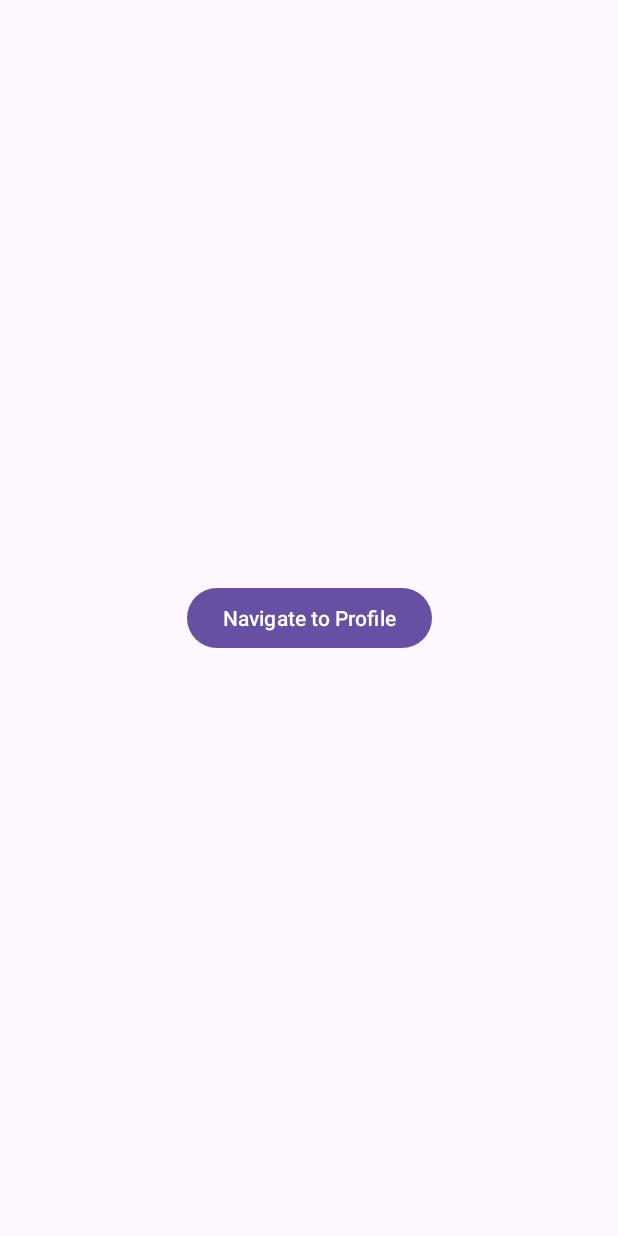
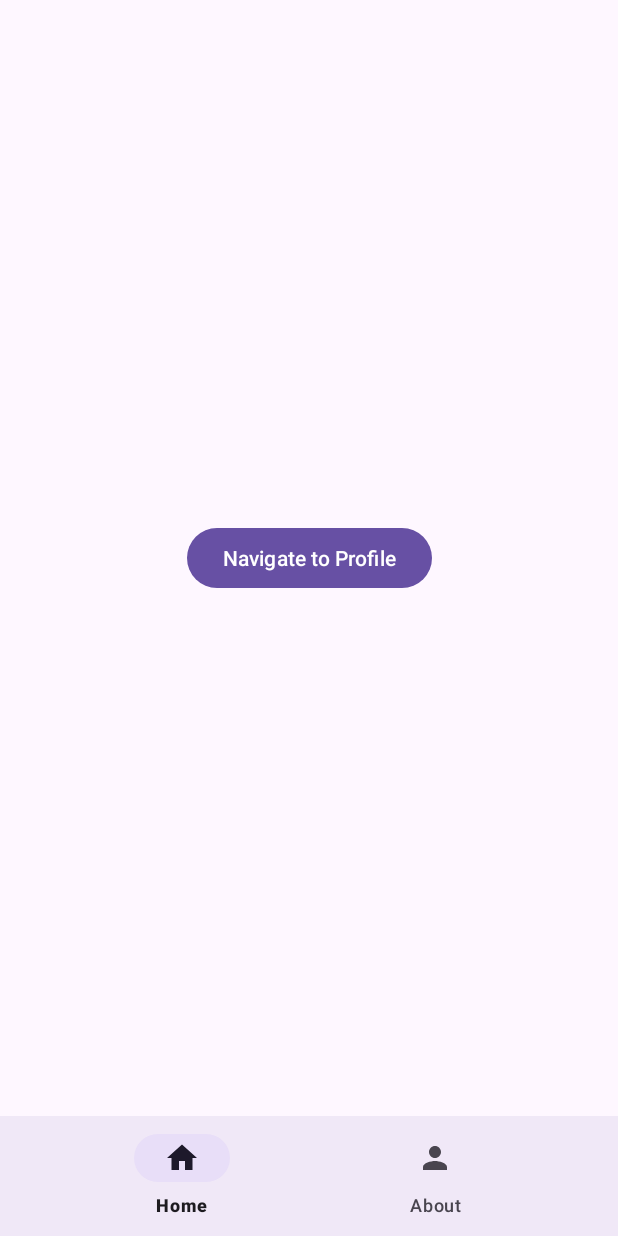
Before and after one commit to daudhiyaa/activity-example, an Android app: the screen it shows after launch (MainActivity), on a phone screen of 412 x 824 dp. Run offline under Robolectric (Android 15) with nearby library versions, the phone set to English and light mode, and no system bars; our stand-ins replace navigation-ui.

Commit message:
learn fragment

```diff
--- a/app/build.gradle.kts
+++ b/app/build.gradle.kts
@@ -1,6 +1,7 @@
 plugins {
     id("com.android.application")
     id("org.jetbrains.kotlin.android")
+    id("kotlin-parcelize")
 }
 
 android {
@@ -47,4 +48,7 @@ dependencies {
     testImplementation("junit:junit:4.13.2")
     androidTestImplementation("androidx.test.ext:junit:1.1.5")
     androidTestImplementation("androidx.test.espresso:espresso-core:3.5.1")
+    // Navigation Library
+    implementation("androidx.navigation:navigation-fragment-ktx:2.7.7")
+    implementation("androidx.navigation:navigation-ui-ktx:2.7.7")
 }
--- a/app/src/main/AndroidManifest.xml
+++ b/app/src/main/AndroidManifest.xml
@@ -13,10 +13,10 @@
         android:theme="@style/Theme.ActivityExample"
         tools:targetApi="31">
         <activity
-            android:name=".DetailActivity"
+            android:name=".feature.detail.DetailActivity"
             android:exported="false" />
         <activity
-            android:name=".MainActivity"
+            android:name=".feature.main.MainActivity"
             android:exported="true"
             android:screenOrientation="portrait">
             <intent-filter>
--- /dev/null
+++ b/app/src/main/java/com/example/activityexample/feature/home/HomeFragment.kt
@@ -0,0 +1,47 @@
+package com.example.activityexample.feature.home
+
+import android.os.Bundle
+import androidx.fragment.app.Fragment
+import android.view.LayoutInflater
+import android.view.View
+import android.view.ViewGroup
+import com.example.activityexample.R
+import com.example.activityexample.databinding.FragmentHomeBinding
+import com.example.activityexample.feature.detail.DetailActivity
+import com.example.activityexample.model.Person
+
+class HomeFragment : Fragment() {
+
+    private lateinit var binding: FragmentHomeBinding
+    override fun onCreateView(
+        inflater: LayoutInflater, container: ViewGroup?,
+        savedInstanceState: Bundle?
+    ): View {
+        // Inflate the layout for this fragment
+        binding = FragmentHomeBinding.inflate(inflater, container, false)
+        return binding.root
+    }
+
+    override fun onViewCreated(view: View, savedInstanceState: Bundle?) {
+        super.onViewCreated(view, savedInstanceState)
+        setClickAction()
+    }
+
+    private fun setClickAction() {
+       binding.btnProfile.setOnClickListener {
+           navigateToProfile()
+       }
+   }
+
+    private fun navigateToProfile() {
+        DetailActivity.startActivity(
+            requireContext(),
+            Person(
+                "Your Name",
+                "Software Engineer",
+                "Lorem ipsum dolor sir amet",
+                R.drawable.ic_profile
+            )
+        )
+    }
+}
--- a/app/src/main/java/com/example/activityexample/MainActivity.kt
+++ b/app/src/main/java/com/example/activityexample/feature/main/MainActivity.kt
@@ -1,11 +1,14 @@
-package com.example.activityexample
+package com.example.activityexample.feature.main
 
-import android.content.Intent
 import androidx.appcompat.app.AppCompatActivity
 import android.os.Bundle
 import android.util.Log
-import android.widget.Toast
+import androidx.navigation.findNavController
+import androidx.navigation.ui.setupWithNavController
+import com.example.activityexample.R
 import com.example.activityexample.databinding.ActivityMainBinding
+import com.example.activityexample.feature.detail.DetailActivity
+import com.example.activityexample.model.Person
 
 class MainActivity : AppCompatActivity() {
     private val TAG: String? = MainActivity::class.java.name
@@ -18,22 +21,12 @@ class MainActivity : AppCompatActivity() {
         super.onCreate(savedInstanceState)
         Log.d(TAG, "onCreate: Activity Created")
         setContentView(binding.root)
-        setClickAction()
+        setBottomNavigation()
     }
 
-    private fun setClickAction() {
-        binding.btnProfile.setOnClickListener {
-            navigateToProfile()
-        }
-    }
-
-    private fun navigateToProfile() {
-        DetailActivity.startActivity(
-            this,
-            R.drawable.ic_profile,
-            "Your Name",
-            "Your Role"
-        )
+    private fun setBottomNavigation() {
+        val navController = findNavController(R.id.main_nav_host)
+        binding.bnvMain.setupWithNavController(navController)
     }
 
     override fun onStart() {
--- /dev/null
+++ b/app/src/main/res/drawable/ic_home.xml
@@ -0,0 +1,5 @@
+<vector android:height="24dp" android:tint="#000000"
+    android:viewportHeight="24" android:viewportWidth="24"
+    android:width="24dp" xmlns:android="http://schemas.android.com/apk/res/android">
+    <path android:fillColor="@android:color/white" android:pathData="M10,20v-6h4v6h5v-8h3L12,3 2,12h3v8z"/>
+</vector>
--- a/app/src/main/res/layout/activity_detail.xml
+++ b/app/src/main/res/layout/activity_detail.xml
@@ -6,7 +6,7 @@
     android:layout_width="match_parent"
     android:layout_height="match_parent"
     android:layout_margin="8dp"
-    tools:context=".DetailActivity">
+    tools:context=".feature.detail.DetailActivity">
 
     <ImageView
         android:id="@+id/iv_profile"
@@ -40,7 +40,7 @@
         android:text="Software Engineer"/>
 
     <TextView
-        android:id="@+id/tv_about"
+        android:id="@+id/tv_description"
         android:layout_width="0dp"
         android:layout_height="wrap_content"
         android:layout_marginHorizontal="8dp"
--- a/app/src/main/res/layout/activity_main.xml
+++ b/app/src/main/res/layout/activity_main.xml
@@ -4,16 +4,26 @@
     xmlns:tools="http://schemas.android.com/tools"
     android:layout_width="match_parent"
     android:layout_height="match_parent"
-    tools:context=".MainActivity">
+    tools:context=".feature.main.MainActivity">
 
-    <Button
-        android:id="@+id/btn_profile"
-        android:text="Navigate to Profile"
-        android:layout_width="wrap_content"
+    <fragment
+        android:id="@+id/main_nav_host"
+        android:name="androidx.navigation.fragment.NavHostFragment"
+        android:layout_width="match_parent"
+        android:layout_height="0dp"
+        app:defaultNavHost="true"
+        app:layout_constraintBottom_toTopOf="@+id/bnv_main"
+        app:layout_constraintTop_toTopOf="parent"
+        app:navGraph="@navigation/main_navigation"/>
+
+    <com.google.android.material.bottomnavigation.BottomNavigationView
+        android:id="@+id/bnv_main"
+        android:layout_width="0dp"
         android:layout_height="wrap_content"
+        android:background="?android:attr/windowBackground"
         app:layout_constraintBottom_toBottomOf="parent"
         app:layout_constraintEnd_toEndOf="parent"
         app:layout_constraintStart_toStartOf="parent"
-        app:layout_constraintTop_toTopOf="parent" />
+        app:menu="@menu/main_menu"/>
 
 </androidx.constraintlayout.widget.ConstraintLayout>
--- /dev/null
+++ b/app/src/main/res/layout/fragment_home.xml
@@ -0,0 +1,19 @@
+<?xml version="1.0" encoding="utf-8"?>
+<androidx.constraintlayout.widget.ConstraintLayout xmlns:android="http://schemas.android.com/apk/res/android"
+    xmlns:tools="http://schemas.android.com/tools"
+    android:layout_width="match_parent"
+    android:layout_height="match_parent"
+    xmlns:app="http://schemas.android.com/apk/res-auto"
+    tools:context=".feature.home.HomeFragment">
+
+    <Button
+        android:id="@+id/btn_profile"
+        android:text="Navigate to Profile"
+        android:layout_width="wrap_content"
+        android:layout_height="wrap_content"
+        app:layout_constraintBottom_toBottomOf="parent"
+        app:layout_constraintEnd_toEndOf="parent"
+        app:layout_constraintStart_toStartOf="parent"
+        app:layout_constraintTop_toTopOf="parent" />
+
+</androidx.constraintlayout.widget.ConstraintLayout>
--- /dev/null
+++ b/app/src/main/res/menu/main_menu.xml
@@ -0,0 +1,11 @@
+<?xml version="1.0" encoding="utf-8"?>
+<menu xmlns:android="http://schemas.android.com/apk/res/android">
+    <item
+        android:id="@+id/navigation_home"
+        android:icon="@drawable/ic_home"
+        android:title="Home"/>
+    <item
+        android:id="@+id/navigation_about"
+        android:icon="@drawable/ic_profile"
+        android:title="About"/>
+</menu>
--- /dev/null
+++ b/app/src/main/res/navigation/main_navigation.xml
@@ -0,0 +1,24 @@
+<?xml version="1.0" encoding="utf-8"?>
+<navigation xmlns:android="http://schemas.android.com/apk/res/android"
+    xmlns:app="http://schemas.android.com/apk/res-auto"
+    xmlns:tools="http://schemas.android.com/tools"
+    android:id="@+id/main_navigation"
+    app:startDestination="@id/navigation_home">
+
+    <fragment
+        android:id="@+id/navigation_home"
+        android:name="com.example.activityexample.feature.home.HomeFragment"
+        android:label="fragment_home"
+        tools:layout="@layout/fragment_home" >
+        <action
+            android:id="@+id/action_homeFragment_to_aboutFragment"
+            app:destination="@id/navigation_about" />
+    </fragment>
+
+    <fragment
+        android:id="@+id/navigation_about"
+        android:name="com.example.activityexample.feature.about.AboutFragment"
+        android:label="fragment_about"
+        tools:layout="@layout/fragment_about" />
+
+</navigation>
--- a/app/src/main/res/values/strings.xml
+++ b/app/src/main/res/values/strings.xml
@@ -1,3 +1,5 @@
 <resources>
     <string name="app_name">ActivityExample</string>
+    <!-- TODO: Remove or change this placeholder text -->
+    <string name="hello_blank_fragment">Hello blank fragment</string>
 </resources>
```
Also changed, not shown: app/src/main/java/com/example/activityexample/DetailActivity.kt (deleted, +0 -51 lines), app/src/main/java/com/example/activityexample/feature/about/AboutFragment.kt (added, +26 -0 lines), app/src/main/java/com/example/activityexample/feature/detail/DetailActivity.kt (added, +45 -0 lines), app/src/main/java/com/example/activityexample/model/Person.kt (added, +14 -0 lines), app/src/main/res/layout/fragment_about.xml (added, +16 -0 lines).
